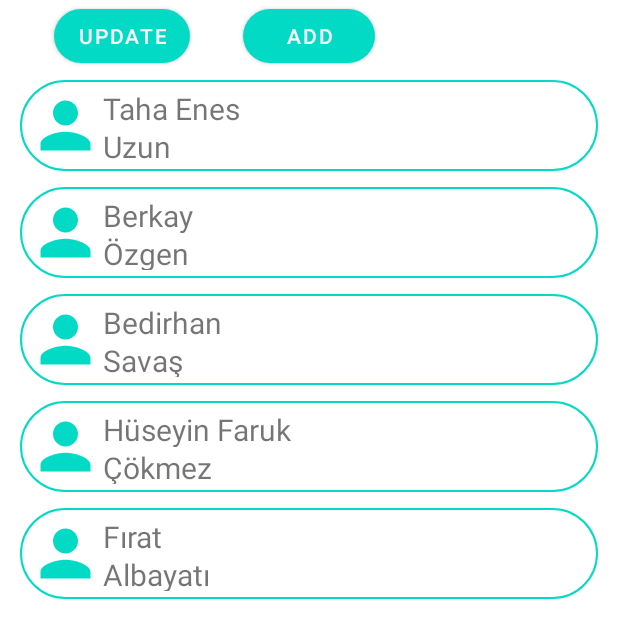
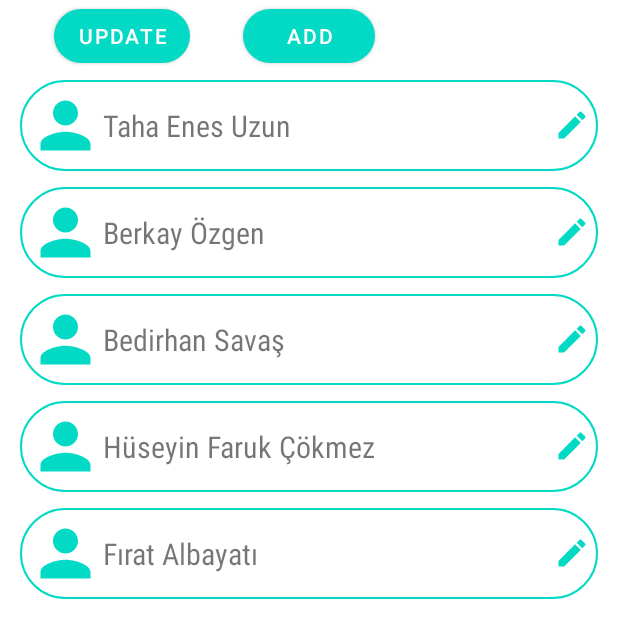
Before and after one commit to tenesuzun/TMD_Contacts_App, an Android app: the ContactsListActivity screen opened directly, with no data from a screen before it, on a phone screen of 412 x 824 dp. Shown: the top 638 px of the screen. Run offline under Robolectric (Android 15) with nearby library versions, the phone set to English and light mode, and no system bars.

Commit message:
Contacts List page alterations: - Full name is shown in single view - Edit image has been added at the end of the text view - Text is vertically aligned on the center

```diff
--- a/app/src/main/java/com/example/tmdcontactsapp/adapters/ContactListAdapter.kt
+++ b/app/src/main/java/com/example/tmdcontactsapp/adapters/ContactListAdapter.kt
@@ -1,5 +1,6 @@
 package com.example.tmdcontactsapp.adapters
 
+import android.annotation.SuppressLint
 import android.view.LayoutInflater
 import android.view.View
 import android.view.ViewGroup
@@ -38,13 +39,12 @@ class ContactListAdapter: RecyclerView.Adapter<RecyclerView.ViewHolder>() {
     class ContactListViewHolder constructor(
         itemView: View
     ): RecyclerView.ViewHolder(itemView){
-        private val contactFirstName: TextView = itemView.findViewById(R.id.contactFirstName)
-        private val contactSurname: TextView = itemView.findViewById(R.id.contactSurname)
+        private val contactFullName: TextView = itemView.findViewById(R.id.contactFullName)
         private val contactPP: ImageView = itemView.findViewById(R.id.contactPP)
 
+        @SuppressLint("SetTextI18n")
         fun bind(contact: Contact){
-            contactFirstName.text = contact.firstName
-            contactSurname.text = contact.surname
+            contactFullName.text = contact.firstName + " " + contact.surname
             contactPP.setImageResource(contact.contactPicture)
         }
     }
--- /dev/null
+++ b/app/src/main/res/drawable/ic_baseline_edit_24.xml
@@ -0,0 +1,5 @@
+<vector android:height="24dp" android:tint="#03DAC5"
+    android:viewportHeight="24" android:viewportWidth="24"
+    android:width="24dp" xmlns:android="http://schemas.android.com/apk/res/android">
+    <path android:fillColor="@android:color/white" android:pathData="M3,17.25V21h3.75L17.81,9.94l-3.75,-3.75L3,17.25zM20.71,7.04c0.39,-0.39 0.39,-1.02 0,-1.41l-2.34,-2.34c-0.39,-0.39 -1.02,-0.39 -1.41,0l-1.83,1.83 3.75,3.75 1.83,-1.83z"/>
+</vector>
--- a/app/src/main/res/layout/contact_list_item_row.xml
+++ b/app/src/main/res/layout/contact_list_item_row.xml
@@ -17,22 +17,16 @@
         app:srcCompat="@drawable/ic_baseline_contacts_24" />
 
     <TextView
-        android:id="@+id/contactFirstName"
+        android:id="@+id/contactFullName"
         android:layout_width="0dp"
         android:layout_height="0dp"
+        android:fontFamily="sans-serif-condensed"
         android:textSize="20sp"
-        app:layout_constraintBottom_toTopOf="@+id/contactSurname"
+        android:gravity="center_vertical"
+        app:drawableEndCompat="@drawable/ic_baseline_edit_24"
+        app:layout_constraintBottom_toBottomOf="@+id/contactPP"
         app:layout_constraintEnd_toEndOf="parent"
         app:layout_constraintStart_toEndOf="@+id/contactPP"
         app:layout_constraintTop_toTopOf="parent" />
 
-    <TextView
-        android:id="@+id/contactSurname"
-        android:layout_width="0dp"
-        android:layout_height="0dp"
-        android:textSize="20sp"
-        app:layout_constraintBottom_toBottomOf="@+id/contactPP"
-        app:layout_constraintEnd_toEndOf="parent"
-        app:layout_constraintStart_toEndOf="@+id/contactPP"
-        app:layout_constraintTop_toBottomOf="@+id/contactFirstName" />
 </androidx.constraintlayout.widget.ConstraintLayout>
```
